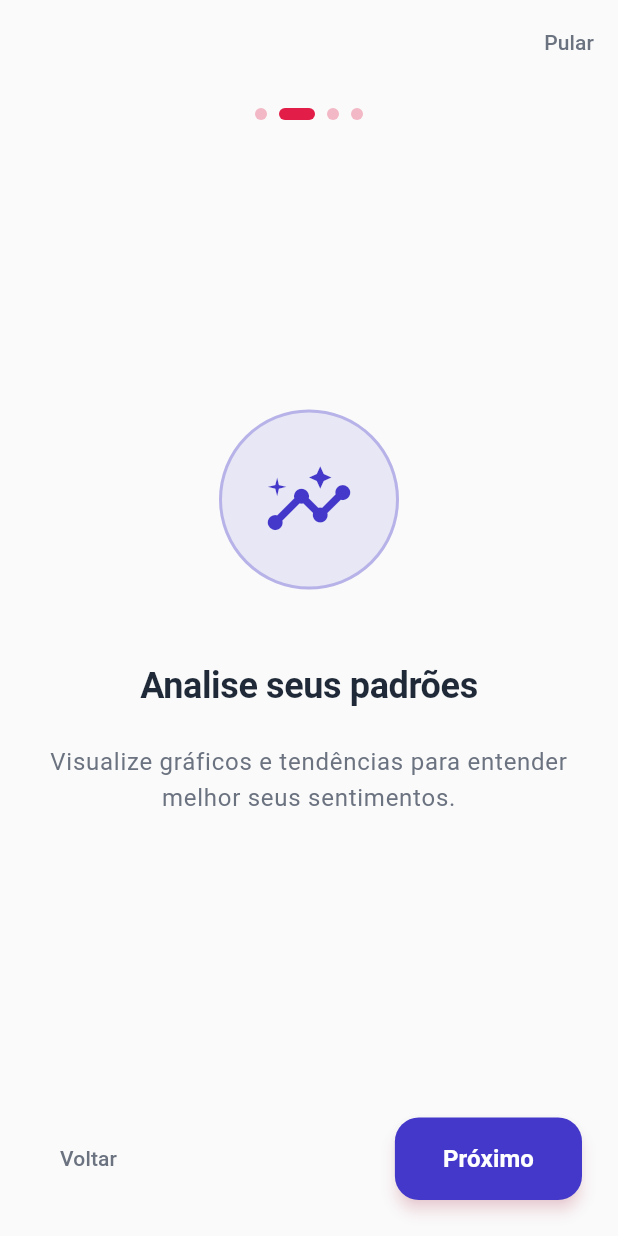
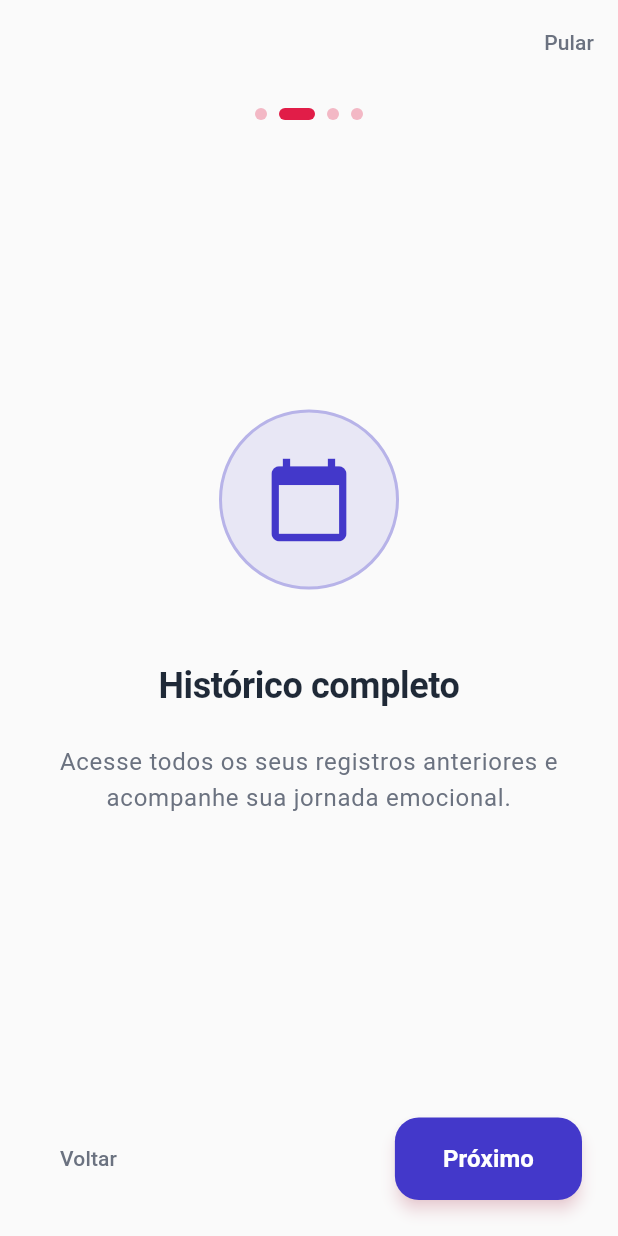
Before and after one commit to emillypessutti/emilly_mood_journal, a Flutter app: the screen it shows after launch, after a tap on "Próximo", on a phone screen of 412 x 824 dp. Run offline on Flutter 3.47's test engine with Material 3 defaults, Android fonts, the phone set to English and light mode, and no system bars; our stand-ins replace file_picker, flutter_image_compress, flutter_riverpod, flutter_svg, image_picker, shared_preferences; project files that could hold a hidden picture were left out.

Commit message:
ajusta a tela de onboarding para aparecer após a splash screen

```diff
--- a/lib/screens/onboarding_screen.dart
+++ b/lib/screens/onboarding_screen.dart
@@ -21,24 +21,24 @@ class _OnboardingScreenState extends State<OnboardingScreen> {
       color: AppTheme.primaryRose,
     ),
     OnboardingPage(
-      icon: Icons.insights,
-      title: 'Analise seus padrões',
+      icon: Icons.calendar_today,
+      title: 'Histórico completo',
       description:
-          'Visualize gráficos e tendências para entender melhor seus sentimentos.',
+          'Acesse todos os seus registros anteriores e acompanhe sua jornada emocional.',
       color: AppTheme.primaryIndigo,
     ),
     OnboardingPage(
-      icon: Icons.psychology,
-      title: 'Melhore seu bem-estar',
+      icon: Icons.flag,
+      title: 'Metas diárias',
       description:
-          'Receba dicas personalizadas e frases motivacionais baseadas no seu humor.',
+          'Defina e acompanhe suas metas diárias de bem-estar e autocuidado.',
       color: AppTheme.primaryRose,
     ),
     OnboardingPage(
-      icon: Icons.security,
-      title: 'Privacidade garantida',
+      icon: Icons.lock,
+      title: 'Seus dados, seu dispositivo',
       description:
-          'Seus dados são seguros e privados no MoodJournal, seguindo as melhores práticas de segurança.',
+          'Tudo fica armazenado apenas no seu celular. Nada é enviado para servidores externos.',
       color: AppTheme.primaryIndigo,
     ),
   ];
@@ -56,12 +56,20 @@ class _OnboardingScreenState extends State<OnboardingScreen> {
         curve: Curves.easeInOut,
       );
     } else {
-      Navigator.of(context).pushReplacementNamed('/privacy');
+      // Última página: vai para política com enforcement
+      Navigator.of(context).pushReplacementNamed(
+        '/privacy',
+        arguments: {'enforce': true},
+      );
     }
   }
 
   void _skip() {
-    Navigator.of(context).pushReplacementNamed('/privacy');
+    // Skip também vai para política com enforcement
+    Navigator.of(context).pushReplacementNamed(
+      '/privacy',
+      arguments: {'enforce': true},
+    );
   }
 
   @override
--- a/lib/screens/privacy_policy_screen.dart
+++ b/lib/screens/privacy_policy_screen.dart
@@ -113,6 +113,12 @@ class _PrivacyPolicyScreenState extends State<PrivacyPolicyScreen> {
       acceptedAt: DateTime.now(),
     );
     await PreferencesService.setConsentMarketing(_acceptedMarketing);
+
+    // Marcar que completou o primeiro acesso
+    if (widget.enforceAcceptance) {
+      await PreferencesService.setFirstTimeCompleted();
+    }
+
     if (!mounted) return;
 
     // Se foi forçado (primeiro acesso), vai para profile-setup
--- a/lib/screens/splash_screen.dart
+++ b/lib/screens/splash_screen.dart
@@ -1,6 +1,6 @@
 import 'package:flutter/material.dart';
-import 'package:flutter/foundation.dart';
 import 'package:flutter_svg/flutter_svg.dart';
+import 'package:shared_preferences/shared_preferences.dart';
 import '../theme/app_theme.dart';
 
 class SplashScreen extends StatefulWidget {
@@ -51,12 +51,20 @@ class _SplashScreenState extends State<SplashScreen>
   void _navigateToNext() async {
     await Future.delayed(const Duration(milliseconds: 3000));
     if (!mounted) return;
-    // In debug mode, go straight to home to speed development flow.
-    if (kDebugMode) {
+
+    // Verificar se é a primeira vez
+    final prefs = await SharedPreferences.getInstance();
+    final isFirstTime = prefs.getBool('first_time') ?? true;
+
+    if (isFirstTime) {
+      // Primeira vez: vai para onboarding
+      if (!mounted) return;
+      Navigator.of(context).pushReplacementNamed('/onboarding');
+    } else {
+      // Já passou pelo onboarding: vai direto para home
+      if (!mounted) return;
       Navigator.of(context).pushReplacementNamed('/home');
-      return;
     }
-    Navigator.of(context).pushReplacementNamed('/onboarding');
   }
 
   @override
```
Also changed, not shown: lib/screens/home_screen.dart (+26 -1 lines).
